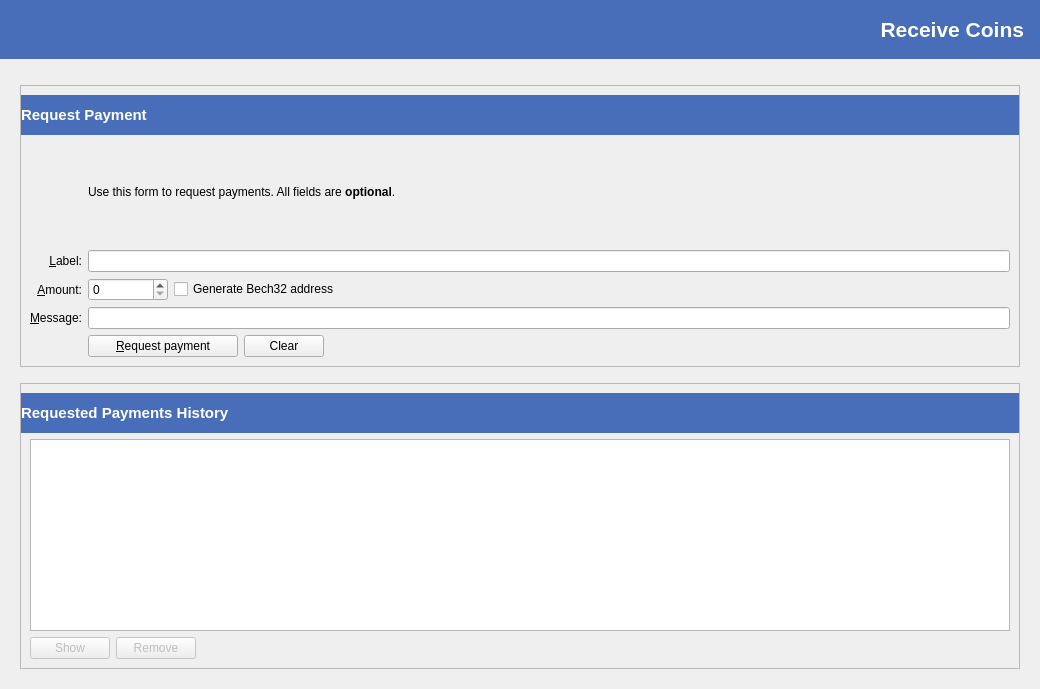
First picture: the form in src/qt/forms/receivecoinsdialog.ui, repository deeponion/deeponion, before the edit.
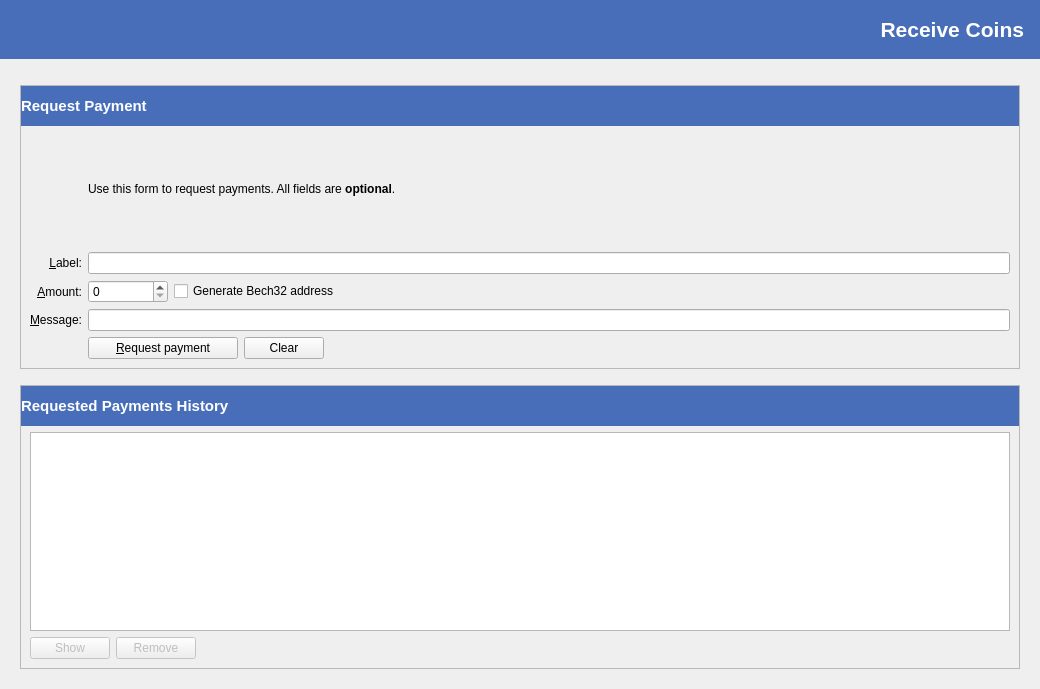
Second picture: the form after the edit. Icons and pictures are not drawn. Custom widgets are drawn as their Qt base class.

Commit message: fixed receive page margin issue

Patch:
```diff
--- a/src/qt/forms/receivecoinsdialog.ui
+++ b/src/qt/forms/receivecoinsdialog.ui
@@ -112,6 +112,9 @@
           <property name="leftMargin">
            <number>0</number>
           </property>
+          <property name="topMargin">
+           <number>0</number>
+          </property>
           <property name="rightMargin">
            <number>0</number>
           </property>
@@ -426,6 +429,9 @@
           <property name="leftMargin">
            <number>0</number>
           </property>
+          <property name="topMargin">
+           <number>0</number>
+          </property>
           <property name="rightMargin">
            <number>0</number>
           </property>
```
